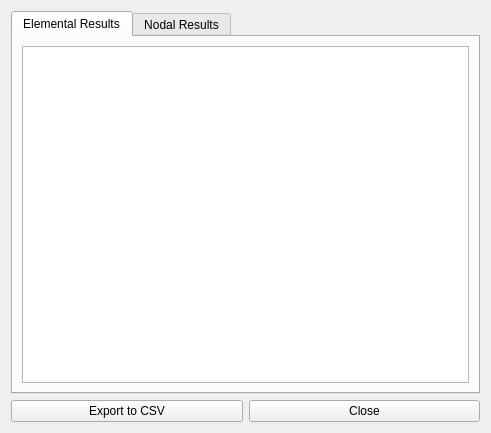
This is results.ui in samadritakarmakar/LiquiNet as Qt 5 draws it before an edit. The edited form follows.
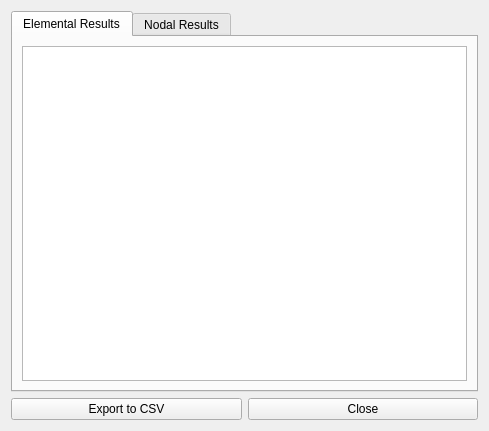
This is the edited form.

Diff of the .ui file:
```diff
--- a/results.ui
+++ b/results.ui
@@ -6,8 +6,8 @@
    <rect>
     <x>0</x>
     <y>0</y>
-    <width>491</width>
-    <height>433</height>
+    <width>489</width>
+    <height>431</height>
    </rect>
   </property>
   <property name="windowTitle">
```
